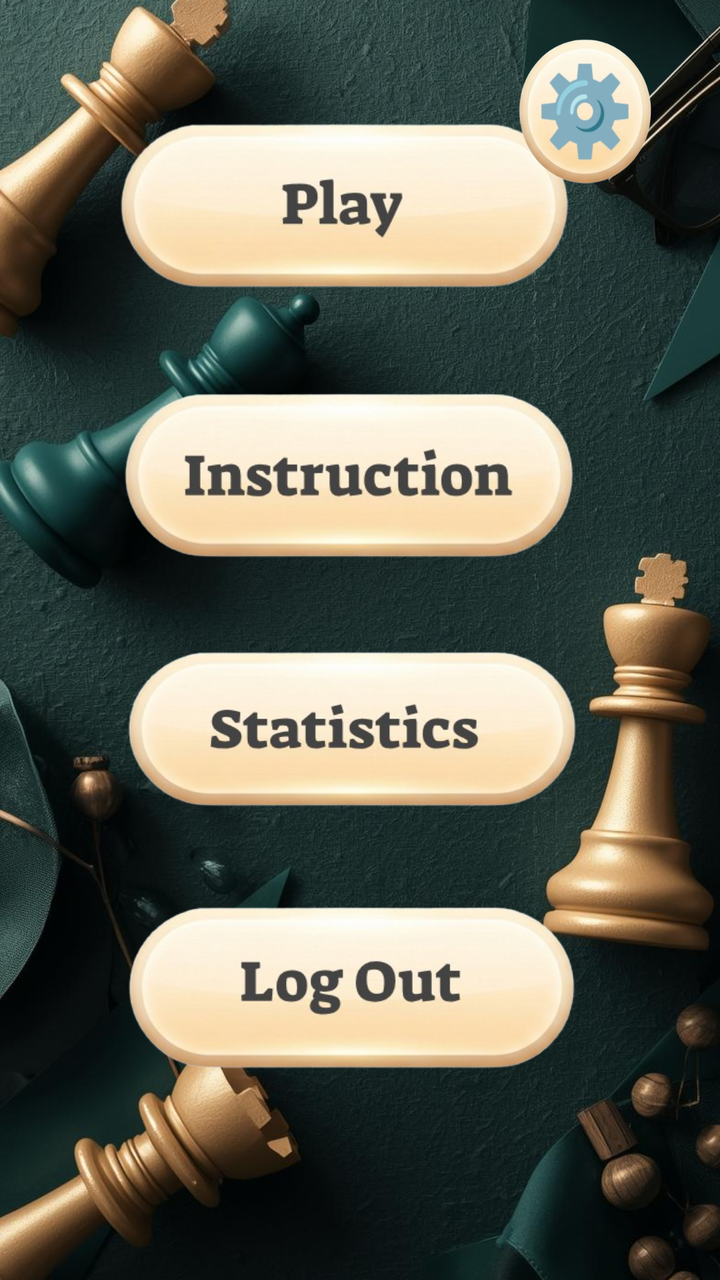
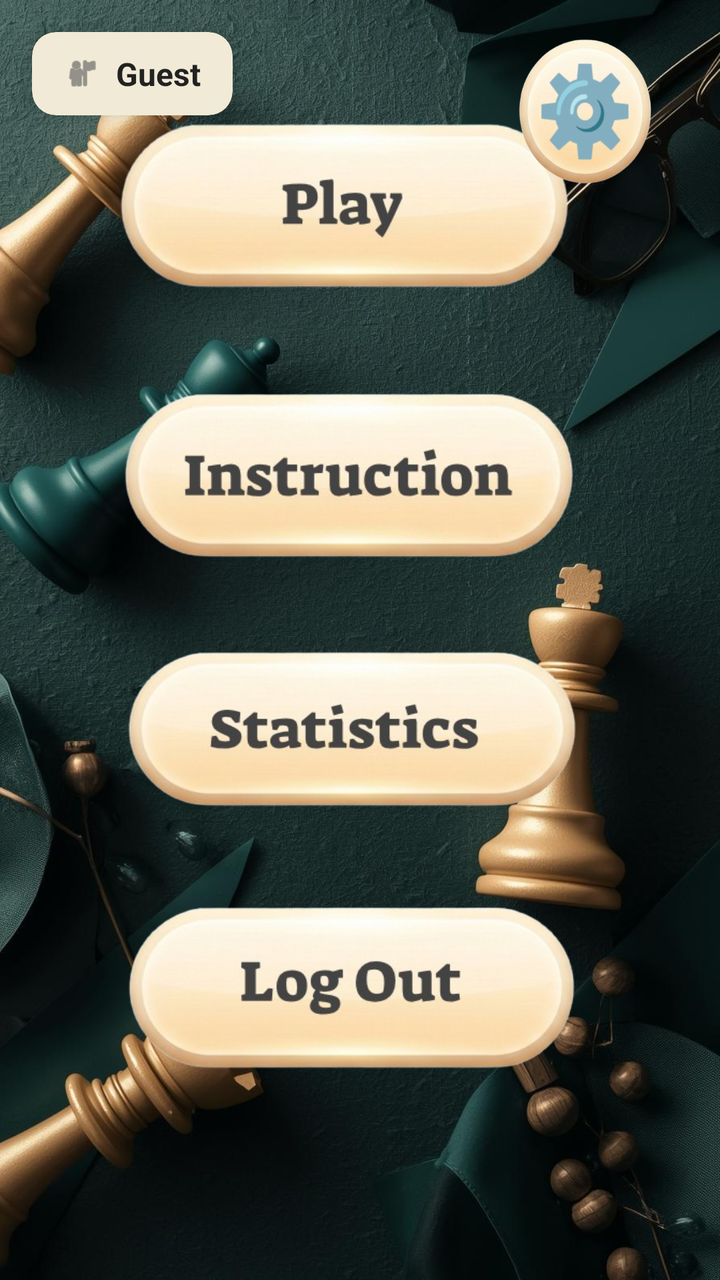

Compare the two renders of this Android layout. The source of the first and the diff that turns it into the second are given below.
<!-- AndroidManifest.xml: application theme Theme.ChessGame -->
<!-- res/layout/lobby.xml -->
<?xml version="1.0" encoding="utf-8"?>
<androidx.constraintlayout.widget.ConstraintLayout xmlns:android="http://schemas.android.com/apk/res/android"
    xmlns:app="http://schemas.android.com/apk/res-auto"
    xmlns:tools="http://schemas.android.com/tools"
    android:layout_width="match_parent"
    android:id="@+id/main"
    android:layout_height="match_parent">


    <ImageView
        android:id="@+id/imageView"
        android:layout_width="411dp"
        android:layout_height="739dp"
        app:layout_constraintBottom_toBottomOf="parent"
        app:layout_constraintEnd_toEndOf="parent"
        app:layout_constraintHorizontal_bias="0.0"
        app:layout_constraintStart_toStartOf="parent"
        app:layout_constraintTop_toTopOf="parent"
        app:srcCompat="@drawable/lobby" />

    <ImageButton
        android:id="@+id/logoutbtn"
        android:layout_width="321dp"
        android:layout_height="150dp"
        android:background="@null"
        android:scaleType="fitXY"
        app:layout_constraintBottom_toBottomOf="parent"
        app:layout_constraintEnd_toEndOf="parent"
        app:layout_constraintHorizontal_bias="0.488"
        app:layout_constraintStart_toStartOf="parent"
        app:layout_constraintTop_toTopOf="@+id/imageView"
        app:layout_constraintVertical_bias="0.864"
        app:srcCompat="@drawable/logoutbtn" />

    <ImageButton
        android:id="@+id/playbtn"
        android:layout_width="306dp"
        android:layout_height="133dp"
        android:background="@null"
        android:scaleType="fitXY"
        app:layout_constraintBottom_toBottomOf="parent"
        app:layout_constraintEnd_toEndOf="parent"
        app:layout_constraintHorizontal_bias="0.495"
        app:layout_constraintStart_toStartOf="parent"
        app:layout_constraintTop_toTopOf="@+id/imageView"
        app:layout_constraintVertical_bias="0.146"
        app:srcCompat="@drawable/playbtn" />

    <ImageButton
        android:id="@+id/instructbtn"
        android:layout_width="319dp"
        android:layout_height="141dp"
        android:background="@null"
        android:scaleType="fitXY"
        app:layout_constraintBottom_toBottomOf="parent"
        app:layout_constraintEnd_toEndOf="parent"
        app:layout_constraintHorizontal_bias="0.423"
        app:layout_constraintStart_toStartOf="parent"
        app:layout_constraintTop_toTopOf="@+id/imageView"
        app:layout_constraintVertical_bias="0.374"
        app:srcCompat="@drawable/instructionbtn" />

    <ImageButton
        android:id="@+id/statbtn"
        android:layout_width="319dp"
        android:layout_height="141dp"
        android:background="@null"
        android:scaleType="fitXY"
        app:layout_constraintBottom_toBottomOf="parent"
        app:layout_constraintEnd_toEndOf="parent"
        app:layout_constraintHorizontal_bias="0.478"
        app:layout_constraintStart_toStartOf="parent"
        app:layout_constraintTop_toTopOf="@+id/imageView"
        app:layout_constraintVertical_bias="0.613"
        app:srcCompat="@drawable/statisticsbtn" />

    <ImageButton
        android:id="@+id/settingbtn"
        android:layout_width="152dp"
        android:layout_height="98dp"
        android:background="@null"
        android:scaleType="fitXY"
        app:layout_constraintBottom_toBottomOf="parent"
        app:layout_constraintEnd_toEndOf="parent"
        app:layout_constraintHorizontal_bias="1.0"
        app:layout_constraintStart_toStartOf="parent"
        app:layout_constraintTop_toTopOf="parent"
        app:layout_constraintVertical_bias="0.006"
        app:srcCompat="@drawable/settingbtn" />
</androidx.constraintlayout.widget.ConstraintLayout>
<!-- resources referenced by this layout -->
<resources>
  <!-- drawable instructionbtn: png bitmap (drawable, 97109 bytes) -->
  <!-- drawable lobby: jpg bitmap (drawable, 182438 bytes) -->
  <!-- drawable logoutbtn: png bitmap (drawable, 92570 bytes) -->
  <!-- drawable playbtn: png bitmap (drawable, 86531 bytes) -->
  <!-- drawable settingbtn: png bitmap (drawable, 101716 bytes) -->
  <!-- drawable statisticsbtn: png bitmap (drawable, 95563 bytes) -->
  <style name="Theme.ChessGame" parent="Base.Theme.ChessGame" />
  <style name="Base.Theme.ChessGame" parent="Theme.Material3.DayNight.NoActionBar">
          
          
      </style>
</resources>

<!-- the commit's change to res/layout/lobby.xml (unified diff, before → after) -->
@@ -4,7 +4,8 @@
     xmlns:tools="http://schemas.android.com/tools"
     android:layout_width="match_parent"
     android:id="@+id/main"
-    android:layout_height="match_parent">
+    android:layout_height="match_parent"
+    android:background="@drawable/lobby">
 
 
     <ImageView
@@ -16,6 +17,7 @@
         app:layout_constraintHorizontal_bias="0.0"
         app:layout_constraintStart_toStartOf="parent"
         app:layout_constraintTop_toTopOf="parent"
+        android:visibility="invisible"
         app:srcCompat="@drawable/lobby" />
 
     <ImageButton
@@ -87,4 +89,44 @@
         app:layout_constraintTop_toTopOf="parent"
         app:layout_constraintVertical_bias="0.006"
         app:srcCompat="@drawable/settingbtn" />
+    <androidx.cardview.widget.CardView
+        android:id="@+id/usernameCard"
+        android:layout_width="wrap_content"
+        android:layout_height="wrap_content"
+        android:layout_margin="16dp"
+
+        app:cardElevation="8dp"
+        app:cardCornerRadius="12dp"
+
+        app:cardBackgroundColor="#F0EAD6"
+
+        app:layout_constraintStart_toStartOf="parent"
+        app:layout_constraintTop_toTopOf="parent">
+
+        <LinearLayout
+            android:layout_width="wrap_content"
+            android:layout_height="wrap_content"
+            android:orientation="horizontal"
+            android:paddingStart="16dp"
+            android:paddingEnd="16dp"
+            android:paddingTop="10dp"
+            android:paddingBottom="10dp"
+            android:gravity="center_vertical">
+
+            <ImageView
+                android:layout_width="18dp"
+                android:layout_height="18dp"
+                android:layout_marginEnd="8dp"
+                android:src="@android:drawable/ic_menu_myplaces"
+                app:tint="#555555" /> <TextView
+            android:id="@+id/usernameDisplayTv"
+            android:layout_width="wrap_content"
+            android:layout_height="wrap_content"
+            android:text="Guest"
+            android:textColor="#222222" android:textSize="16sp"
+            android:textStyle="bold" />
+
+        </LinearLayout>
+
+    </androidx.cardview.widget.CardView>
 </androidx.constraintlayout.widget.ConstraintLayout>
